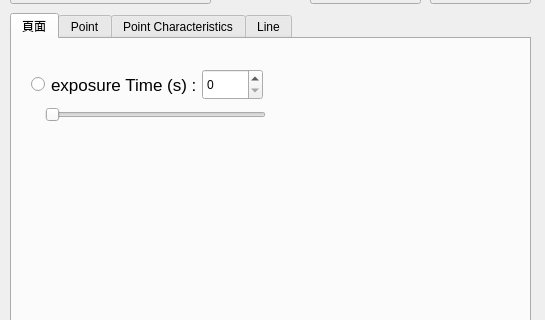
Qt form funcpar.ui (hsinying-tsai/CT2) before a commit; both pictures show x 0 to 545 and y 87 to 407 of the 545 by 812 pixel window.
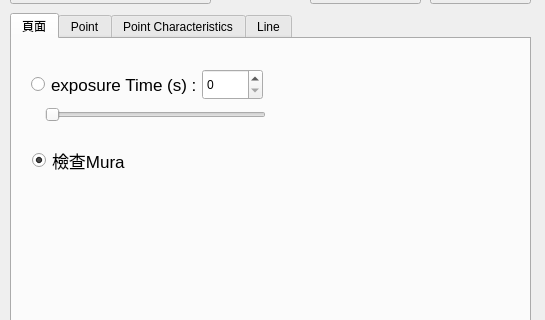
The same form after that commit. The open tabs and pages were chosen to show the change.

What changed in the file:
```diff
--- a/funcpar.ui
+++ b/funcpar.ui
@@ -70,6 +70,32 @@
       </rect>
      </property>
     </widget>
+    <widget class="QRadioButton" name="radioB_checkMura">
+     <property name="geometry">
+      <rect>
+       <x>20</x>
+       <y>110</y>
+       <width>112</width>
+       <height>23</height>
+      </rect>
+     </property>
+     <property name="font">
+      <font>
+       <pointsize>13</pointsize>
+       <weight>50</weight>
+       <bold>false</bold>
+      </font>
+     </property>
+     <property name="text">
+      <string>檢查Mura</string>
+     </property>
+     <property name="checked">
+      <bool>true</bool>
+     </property>
+     <property name="autoExclusive">
+      <bool>false</bool>
+     </property>
+    </widget>
    </widget>
    <widget class="QWidget" name="tab_2">
     <attribute name="title">
```
Left out of the diff: 2 changed lines with no effect on the pictures.
